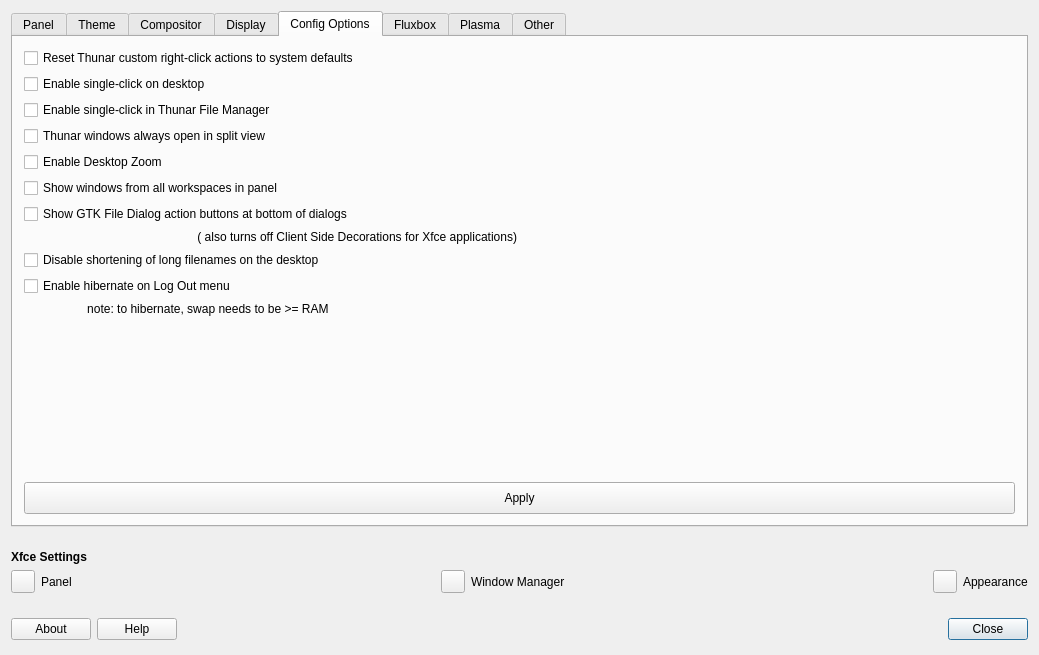
Qt form defaultlook.ui (MX-Linux/mx-tweak) before a commit.
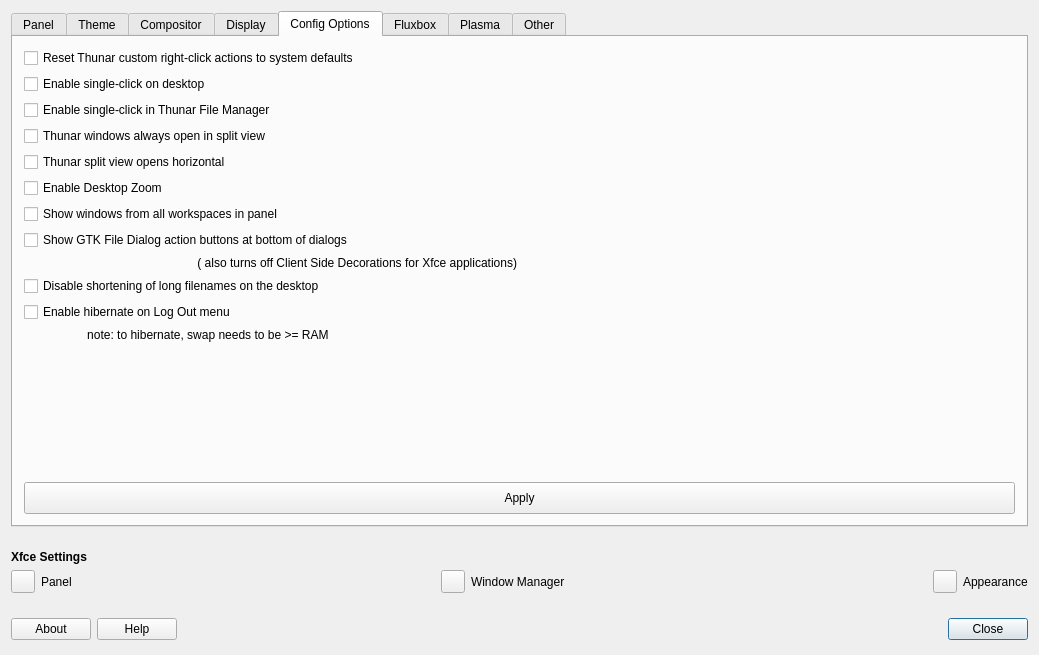
The same form after that commit. Icons and pictures are not drawn.

Commit message: add horizonatal or vertical thunar split view switch

What changed in the file:
```diff
--- a/defaultlook.ui
+++ b/defaultlook.ui
@@ -945,20 +945,14 @@
       <layout class="QGridLayout" name="gridLayout_18">
        <item row="0" column="0">
         <layout class="QGridLayout" name="gridLayout_11">
-         <item row="11" column="1">
-          <spacer name="verticalSpacer_10">
-           <property name="orientation">
-            <enum>Qt::Vertical</enum>
+         <item row="2" column="0">
+          <widget class="QCheckBox" name="checkBoxThunarSingleClick">
+           <property name="text">
+            <string>Enable single-click in Thunar File Manager</string>
            </property>
-           <property name="sizeHint" stdset="0">
-            <size>
-             <width>20</width>
-             <height>28</height>
-            </size>
-           </property>
-          </spacer>
+          </widget>
          </item>
-         <item row="7" column="0">
+         <item row="8" column="0">
           <widget class="QLabel" name="label_Xfce_CSD">
            <property name="text">
             <string>( also turns off Client Side Decorations for Xfce applications)</string>
@@ -968,10 +962,31 @@
            </property>
           </widget>
          </item>
-         <item row="4" column="0">
-          <widget class="QCheckBox" name="checkBoxDesktopZoom">
+         <item row="11" column="0" colspan="2">
+          <widget class="QLabel" name="label_hibernate">
            <property name="text">
-            <string>Enable Desktop Zoom </string>
+            <string>                   note: to hibernate, swap needs to be &gt;= RAM</string>
+           </property>
+          </widget>
+         </item>
+         <item row="6" column="0">
+          <widget class="QCheckBox" name="checkBoxShowAllWorkspaces">
+           <property name="text">
+            <string>Show windows from all workspaces in panel</string>
+           </property>
+          </widget>
+         </item>
+         <item row="3" column="0">
+          <widget class="QCheckBox" name="checkBoxThunarSplitView">
+           <property name="text">
+            <string>Thunar windows always open in split view</string>
+           </property>
+          </widget>
+         </item>
+         <item row="10" column="0" colspan="2">
+          <widget class="QCheckBox" name="checkBoxHibernate">
+           <property name="text">
+            <string>Enable hibernate on Log Out menu </string>
            </property>
           </widget>
          </item>
@@ -982,7 +997,14 @@
            </property>
           </widget>
          </item>
-         <item row="12" column="0" colspan="2">
+         <item row="9" column="0" colspan="2">
+          <widget class="QCheckBox" name="checkboxNoEllipse">
+           <property name="text">
+            <string>Disable shortening of long filenames on the desktop</string>
+           </property>
+          </widget>
+         </item>
+         <item row="13" column="0" colspan="2">
           <widget class="QPushButton" name="ButtonApplyMiscDefualts">
            <property name="minimumSize">
             <size>
@@ -999,33 +1021,25 @@
            </property>
           </widget>
          </item>
-         <item row="2" column="0">
-          <widget class="QCheckBox" name="checkBoxThunarSingleClick">
-           <property name="text">
-            <string>Enable single-click in Thunar File Manager</string>
-           </property>
-          </widget>
-         </item>
-         <item row="6" column="0">
+         <item row="7" column="0">
           <widget class="QCheckBox" name="checkBoxFileDialogActionButtonsPosition">
            <property name="text">
             <string>Show GTK File Dialog action buttons at bottom of dialogs</string>
            </property>
           </widget>
          </item>
-         <item row="9" column="0" colspan="2">
-          <widget class="QCheckBox" name="checkBoxHibernate">
-           <property name="text">
-            <string>Enable hibernate on Log Out menu </string>
+         <item row="12" column="1">
+          <spacer name="verticalSpacer_10">
+           <property name="orientation">
+            <enum>Qt::Vertical</enum>
            </property>
-          </widget>
-         </item>
-         <item row="10" column="0" colspan="2">
-          <widget class="QLabel" name="label_hibernate">
-           <property name="text">
-            <string>                   note: to hibernate, swap needs to be &gt;= RAM</string>
+           <property name="sizeHint" stdset="0">
+            <size>
+             <width>20</width>
+             <height>28</height>
+            </size>
            </property>
-          </widget>
+          </spacer>
          </item>
          <item row="0" column="0" colspan="2">
           <widget class="QCheckBox" name="checkBoxThunarCAReset">
@@ -1034,24 +1048,17 @@
            </property>
           </widget>
          </item>
-         <item row="8" column="0" colspan="2">
-          <widget class="QCheckBox" name="checkboxNoEllipse">
-           <property name="text">
-            <string>Disable shortening of long filenames on the desktop</string>
-           </property>
-          </widget>
-         </item>
          <item row="5" column="0">
-          <widget class="QCheckBox" name="checkBoxShowAllWorkspaces">
+          <widget class="QCheckBox" name="checkBoxDesktopZoom">
            <property name="text">
-            <string>Show windows from all workspaces in panel</string>
+            <string>Enable Desktop Zoom </string>
            </property>
           </widget>
          </item>
-         <item row="3" column="0">
-          <widget class="QCheckBox" name="checkBoxThunarSplitView">
+         <item row="4" column="0">
+          <widget class="QCheckBox" name="checkBoxsplitviewhorizontal">
            <property name="text">
-            <string>Thunar windows always open in split view</string>
+            <string>Thunar split view opens horizontal</string>
            </property>
           </widget>
          </item>
```
The commit also changes 51 other files.
